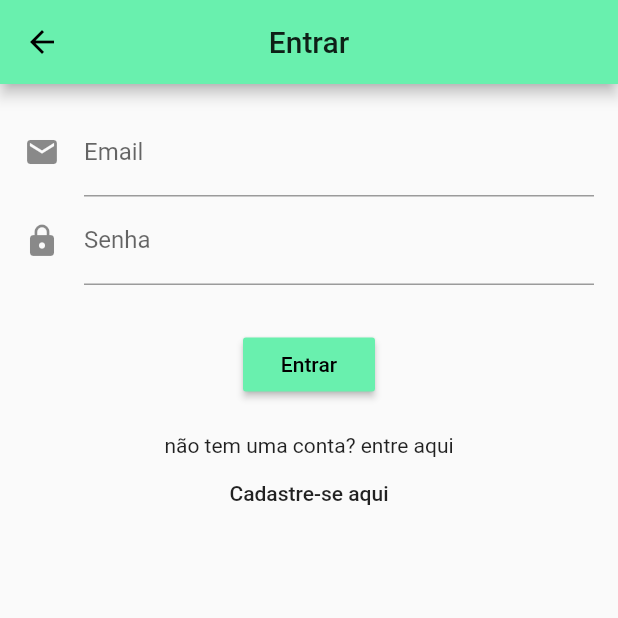
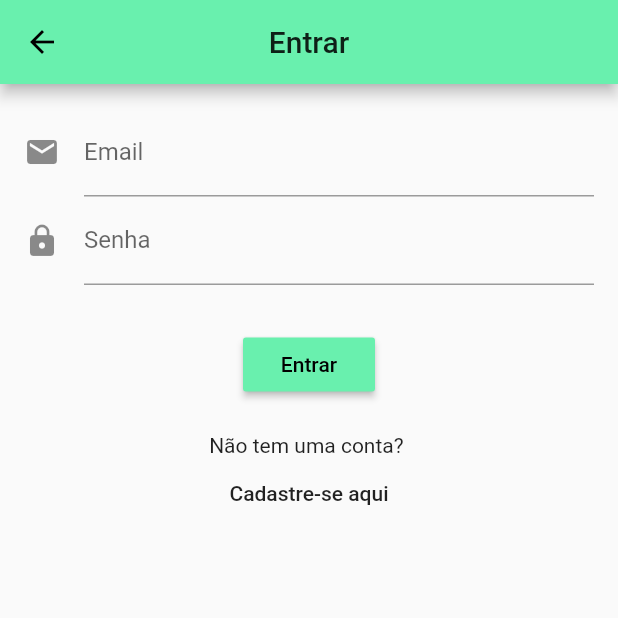
Before and after one commit to enzodanjour/Clear_Corretora_Rebuild, a Flutter app: the LoginPage screen opened by its route, on a phone screen of 412 x 824 dp, the top half of it. Run offline on Flutter 3.47's test engine with Material 2 defaults, Android fonts, the phone set to English and light mode, and no system bars; our stand-ins replace email_validator, firebase_auth; accounts and stored records are empty.

Commit message:
Layout correction

```diff
--- a/lib/pages/login_page.dart
+++ b/lib/pages/login_page.dart
@@ -92,7 +92,7 @@ class _LoginPageState extends State<LoginPage> {
                     }
                   ),
                 ),
-                Text('não tem uma conta? entre aqui'),
+                Text('Não tem uma conta? '),
                 FlatButton(
                   onPressed: (){
                     Navigator.pushNamed(context, '/cadastrar');
```
